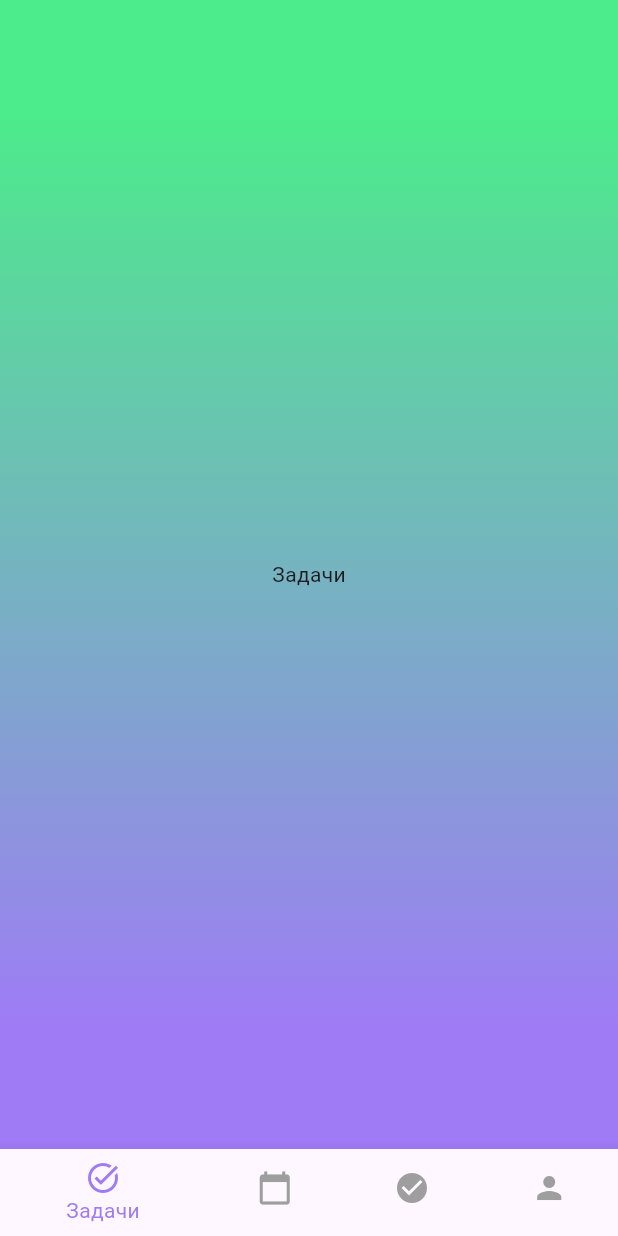
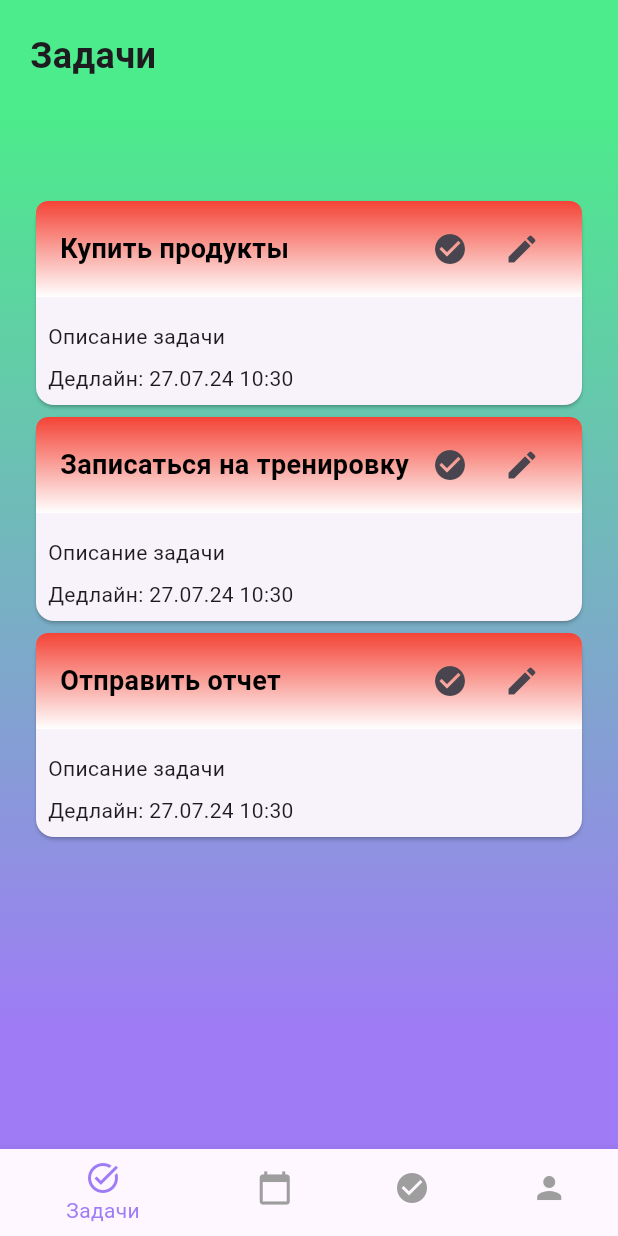
Before and after one commit to healthlight/ZC, a Flutter app: the MainPage screen opened directly, on a phone screen of 412 x 824 dp. Run offline on Flutter 3.47's test engine with Material 3 defaults, Android fonts, the phone set to English and light mode, and no system bars.

Commit message:
all_tasks

```diff
--- a/zc_dodiddone/zc_dodiddone/lib/Pages/main_page.dart
+++ b/zc_dodiddone/zc_dodiddone/lib/Pages/main_page.dart
@@ -1,4 +1,5 @@
 import 'package:flutter/material.dart';
+import 'package:zc_dodiddone/Screens/all_screens.dart';
 import 'package:zc_dodiddone/Screens/profile.dart';
 import 'package:zc_dodiddone/Theme/theme.dart';
 
@@ -13,7 +14,7 @@ class _MainPageState extends State<MainPage> {
   int _selectedIndex = 0;
 
   static const List<Widget> _widgetOptions = <Widget>[
-    Text('Задачи'),
+    TaskPage(),
     Text('Сегодня'),
     Text('Выполнено'),
     ProfilePage(),
--- /dev/null
+++ b/zc_dodiddone/zc_dodiddone/lib/Screens/all_screens.dart
@@ -0,0 +1,49 @@
+import 'package:flutter/material.dart';
+import 'package:zc_dodiddone/Widgets/task_item.dart';
+
+
+class TaskPage extends StatelessWidget {
+  const TaskPage({Key? key}) : super(key: key);
+
+  @override
+  Widget build(BuildContext context) {
+    // Список задач
+    final List<String> tasks = [
+      'Купить продукты',
+      'Записаться на тренировку',
+      'Отправить отчет',
+    ];
+
+    return Padding(
+      padding: const EdgeInsets.all(20.0),
+      child: Column(
+        crossAxisAlignment: CrossAxisAlignment.start,
+        children: [
+          // Заголовок
+          const Text(
+            'Задачи',
+            style: TextStyle(
+              fontSize: 24,
+              fontWeight: FontWeight.bold,
+            ),
+          ),
+          const SizedBox(height: 20),
+
+          // Список задач
+          Expanded(
+            child: ListView.builder(
+              itemCount: tasks.length, // Используем длину массива tasks
+              itemBuilder: (context, index) {
+                return TaskItem(
+                  title: tasks[index],
+                  description: 'Описание задачи',
+                  deadline: DateTime.now(),
+                );
+              },
+            ),
+          ),
+        ],
+      ),
+    );
+  }
+}
--- /dev/null
+++ b/zc_dodiddone/zc_dodiddone/lib/Widgets/task_item.dart
@@ -0,0 +1,118 @@
+import 'package:flutter/material.dart';
+import 'package:intl/intl.dart';
+
+class TaskItem extends StatelessWidget {
+  final String title;
+  final String description;
+  final DateTime deadline;
+
+  const TaskItem({
+    Key? key,
+    required this.title,
+    required this.description,
+    required this.deadline,
+  }) : super(key: key);
+
+  @override
+  Widget build(BuildContext context) {
+    // Форматируем дату и время с помощью intl
+    String formattedDeadline = DateFormat('dd.MM.yy HH:mm').format(deadline);
+
+    // Определяем градиент в зависимости от срочности
+    Gradient gradient = getGradient(deadline);
+
+    return Card(
+      child: Column(
+        crossAxisAlignment: CrossAxisAlignment.start,
+        children: [
+          Container(
+            // Добавляем Container для градиента
+            padding:
+                const EdgeInsets.symmetric(horizontal: 16.0, vertical: 8.0),
+            decoration: BoxDecoration(
+              gradient: gradient,
+              borderRadius: BorderRadius.only(
+                topLeft: Radius.circular(8.0),
+                topRight: Radius.circular(8.0),
+              ),
+            ),
+            child: Row(
+              children: [
+                Expanded(
+                  child: Text(
+                    title,
+                    style: const TextStyle(
+                      fontSize: 18,
+                      fontWeight: FontWeight.bold,
+                      color: Color.fromARGB(255, 0, 0, 0),
+                    ),
+                  ),
+                ),
+                // Добавляем кнопки "Выполнено" и "Редактировать" в заголовок
+                IconButton(
+                  onPressed: () {
+                    // Обработка нажатия на кнопку "Выполнено"
+                    // Например, можно удалить задачу из списка
+                    print('Задача выполнена!');
+                  },
+                  icon: const Icon(Icons.check_circle),
+                ),
+                IconButton(
+                  onPressed: () {
+                    // Обработка нажатия на кнопку "Редактировать"
+                    // Например, можно открыть диалог редактирования задачи
+                    print('Задача редактируется!');
+                  },
+                  icon: const Icon(Icons.edit),
+                ),
+              ],
+            ),
+          ),
+          const SizedBox(height: 8),
+          Padding(
+            padding: const EdgeInsets.all(8.0),
+            child: Column(
+              crossAxisAlignment: CrossAxisAlignment.start,
+              children: [
+                Text(
+                  description,
+                  style: const TextStyle(fontSize: 14),
+                ),
+                const SizedBox(height: 8),
+                Text(
+                  'Дедлайн: $formattedDeadline',
+                  style: const TextStyle(fontSize: 14),
+                ),
+              ],
+            ),
+          )
+        ],
+      ),
+    );
+  }
+
+  // Функция для получения градиента в зависимости от срочности
+  Gradient getGradient(DateTime deadline) {
+    Duration timeUntilDeadline = deadline.difference(DateTime.now());
+
+    if (timeUntilDeadline.inDays <= 1) {
+      return const LinearGradient(
+        colors: [Colors.red, Colors.white],
+        begin: Alignment.topCenter,
+        end: Alignment.bottomCenter,
+      );
+    } else if (timeUntilDeadline.inDays <= 2) {
+      return const LinearGradient(
+        colors: [Colors.yellow, Colors.white],
+        begin: Alignment.topCenter,
+        end: Alignment.bottomCenter,
+      );
+    } else {
+      return const LinearGradient(
+        colors: [Colors.green, Colors.white],
+        begin: Alignment.topCenter,
+        end: Alignment.bottomCenter,
+      );
+    }
+  }
+}
--- a/zc_dodiddone/zc_dodiddone/pubspec.yaml
+++ b/zc_dodiddone/zc_dodiddone/pubspec.yaml
@@ -36,6 +36,7 @@ dependencies:
   # Use with the CupertinoIcons class for iOS style icons.
   cupertino_icons: ^1.0.6
   firebase_auth: ^5.1.2
+  intl: ^0.19.0
 
 dev_dependencies:
   flutter_test:
```
Also changed, not shown: zc_dodiddone/zc_dodiddone/pubspec.lock.
